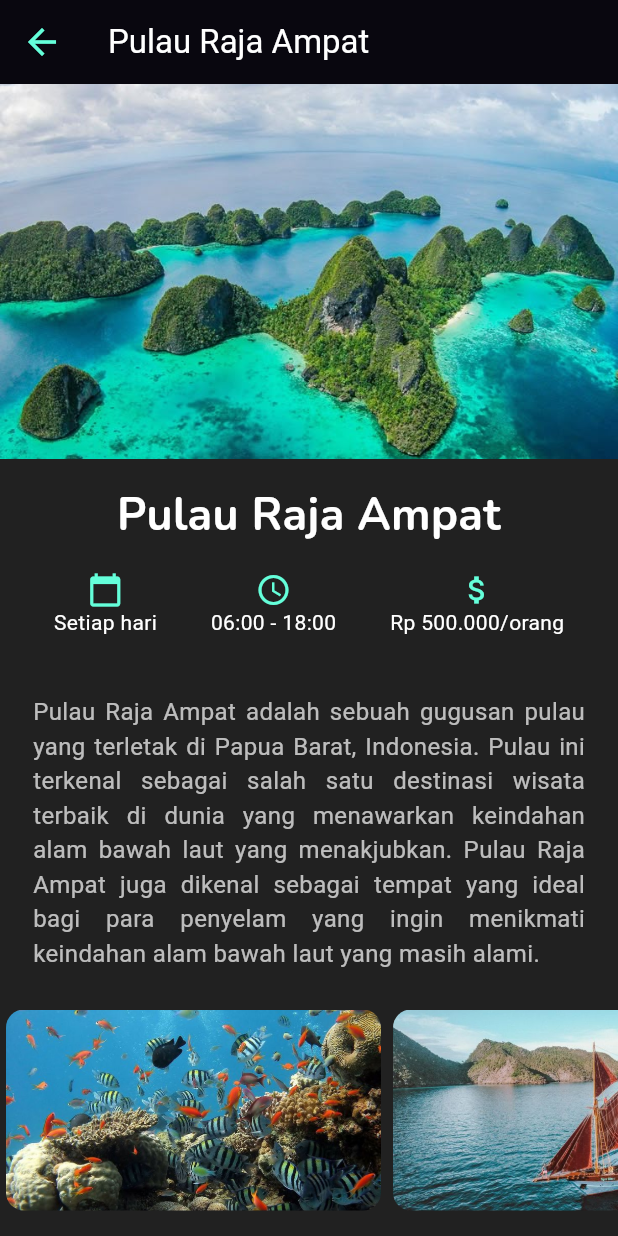
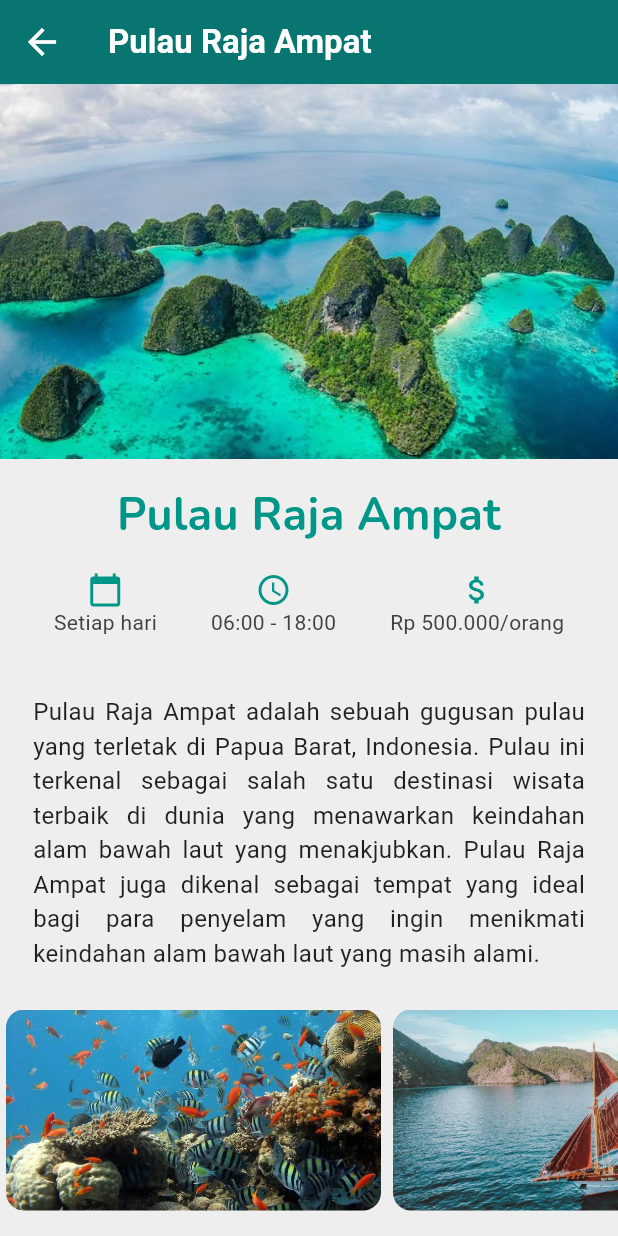
Before and after one commit to nafisaa11/aplikasi_wisata, a Flutter app: the screen it shows after launch, after a tap on "Pulau Raja Ampat", on a phone screen of 412 x 824 dp. Run offline on Flutter 3.47's test engine with Material 3 defaults, Android fonts, the phone set to English and light mode, and no system bars.

Commit message:
mengganti bacground color detail_screen

```diff
--- a/lib/detail_screen.dart
+++ b/lib/detail_screen.dart
@@ -1,5 +1,5 @@
+import 'package:flutter/material.dart';
 import 'package:appm2/model/tourism_place.dart';
-import 'package:flutter/material.dart';
 
 class DetailScreen extends StatelessWidget {
   const DetailScreen({Key? key, required this.place}) : super(key: key);
@@ -9,13 +9,16 @@ class DetailScreen extends StatelessWidget {
   @override
   Widget build(BuildContext context) {
     return Scaffold(
-      backgroundColor: Colors.grey[900],
+      backgroundColor: Colors.grey[200],
       appBar: AppBar(
-        backgroundColor: Colors.black,
+        backgroundColor: Colors.teal[700],
         elevation: 4,
-        title: Text(place.name, style: const TextStyle(color: Colors.white)),
+        title: Text(
+          place.name,
+          style: const TextStyle(color: Colors.white, fontWeight: FontWeight.bold),
+        ),
         leading: IconButton(
-          icon: const Icon(Icons.arrow_back, color: Colors.tealAccent, size: 28),
+          icon: const Icon(Icons.arrow_back, color: Colors.white, size: 28),
           onPressed: () => Navigator.of(context).pop(),
         ),
       ),
@@ -30,8 +33,8 @@ class DetailScreen extends StatelessWidget {
                 fit: BoxFit.cover,
                 errorBuilder: (context, error, stackTrace) => Container(
                   height: 250,
-                  color: Colors.grey[700],
-                  child: const Center(child: Icon(Icons.image_not_supported, color: Colors.white)),
+                  color: Colors.grey[400],
+                  child: const Center(child: Icon(Icons.image_not_supported, color: Colors.black54)),
                 ),
               ),
               Container(
@@ -43,7 +46,7 @@ class DetailScreen extends StatelessWidget {
                     fontSize: 30.0,
                     fontWeight: FontWeight.bold,
                     fontFamily: 'Nunito',
-                    color: Colors.white,
+                    color: Colors.teal,
                   ),
                 ),
               ),
@@ -54,20 +57,20 @@ class DetailScreen extends StatelessWidget {
                   children: <Widget>[
                     Column(
                       children: <Widget>[
-                        const Icon(Icons.calendar_today, color: Colors.tealAccent),
-                        Text(place.openDays, style: const TextStyle(color: Colors.white)),
+                        const Icon(Icons.calendar_today, color: Colors.teal),
+                        Text(place.openDays, style: TextStyle(color: Colors.grey[800])),
                       ],
                     ),
                     Column(
                       children: <Widget>[
-                        const Icon(Icons.access_time, color: Colors.tealAccent),
-                        Text(place.openHours, style: const TextStyle(color: Colors.white)),
+                        const Icon(Icons.access_time, color: Colors.teal),
+                        Text(place.openHours, style: TextStyle(color: Colors.grey[800])),
                       ],
                     ),
                     Column(
                       children: <Widget>[
-                        const Icon(Icons.attach_money, color: Colors.tealAccent),
-                        Text(place.ticketPrice, style: const TextStyle(color: Colors.white)),
+                        const Icon(Icons.attach_money, color: Colors.teal),
+                        Text(place.ticketPrice, style: TextStyle(color: Colors.grey[800])),
                       ],
                     ),
                   ],
@@ -78,7 +81,7 @@ class DetailScreen extends StatelessWidget {
                 child: Text(
                   place.description,
                   textAlign: TextAlign.justify,
-                  style: const TextStyle(fontSize: 16.0, color: Colors.white70),
+                  style: const TextStyle(fontSize: 16.0, color: Colors.black87),
                 ),
               ),
               SizedBox(
@@ -108,8 +111,8 @@ class DetailScreen extends StatelessWidget {
             width: 250,
             errorBuilder: (context, error, stackTrace) => Container(
               width: 150,
-              color: Colors.grey[700],
-              child: const Center(child: Icon(Icons.image_not_supported, color: Colors.white)),
+              color: Colors.grey[400],
+              child: const Center(child: Icon(Icons.image_not_supported, color: Colors.black54)),
             ),
           ),
         ),
```
